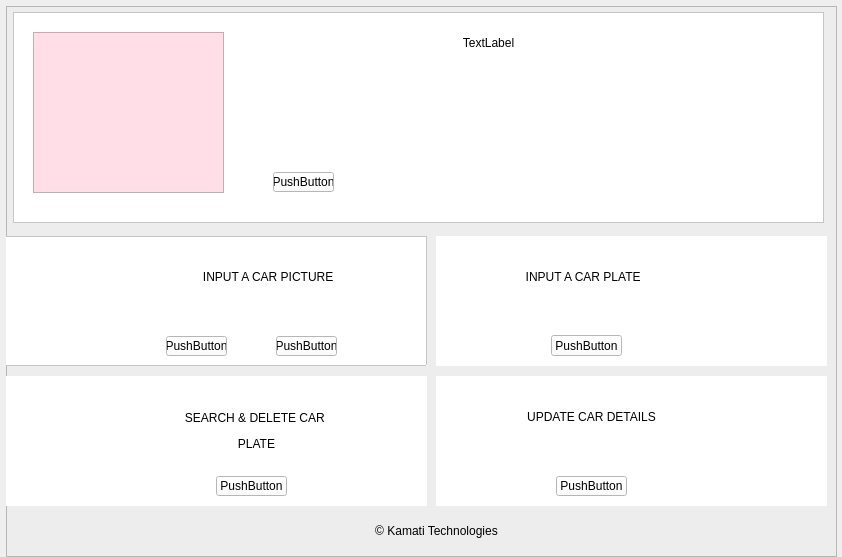
The window that AutoPlate.ui (codydon/Automatic-Car-Plate-Recognition-System) describes before a commit, drawn with Qt 5.
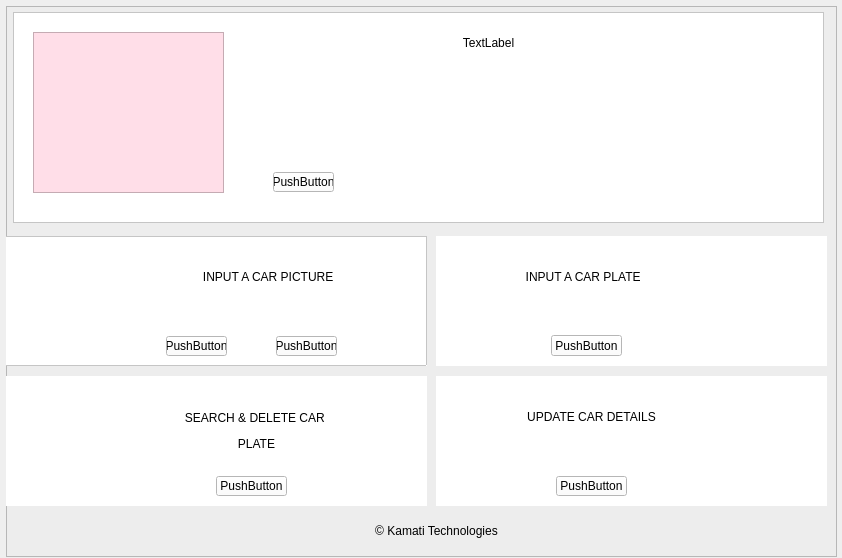
The same window after the commit. Icons and pictures are not drawn.

```diff
--- a/AutoPlate.ui
+++ b/AutoPlate.ui
@@ -7,7 +7,7 @@
     <x>0</x>
     <y>0</y>
     <width>842</width>
-    <height>557</height>
+    <height>558</height>
    </rect>
   </property>
   <property name="windowTitle">
```
